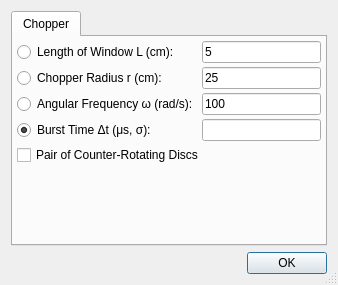
t-weber/takin, file ui/tof.ui: the form before one commit.
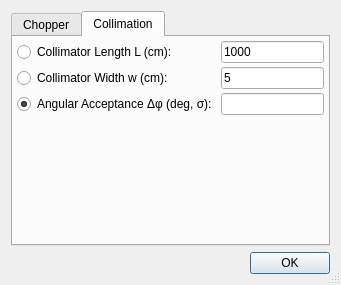
The form after the commit. The open tabs and pages were chosen to show the change.

Diff of the .ui file:
```diff
--- a/ui/tof.ui
+++ b/ui/tof.ui
@@ -17,6 +17,16 @@
    <bool>true</bool>
   </property>
   <layout class="QGridLayout" name="gridLayout">
+   <item row="1" column="0">
+    <widget class="QDialogButtonBox" name="buttonBox">
+     <property name="orientation">
+      <enum>Qt::Horizontal</enum>
+     </property>
+     <property name="standardButtons">
+      <set>QDialogButtonBox::Ok</set>
+     </property>
+    </widget>
+   </item>
    <item row="0" column="0">
     <widget class="QTabWidget" name="tabWidget">
      <property name="currentIndex">
@@ -113,16 +123,73 @@
        </item>
       </layout>
      </widget>
-    </widget>
-   </item>
-   <item row="1" column="0">
-    <widget class="QDialogButtonBox" name="buttonBox">
-     <property name="orientation">
-      <enum>Qt::Horizontal</enum>
-     </property>
-     <property name="standardButtons">
-      <set>QDialogButtonBox::Ok</set>
-     </property>
+     <widget class="QWidget" name="tab_2">
+      <attribute name="title">
+       <string>Collimation</string>
+      </attribute>
+      <layout class="QGridLayout" name="gridLayout_3">
+       <property name="margin">
+        <number>4</number>
+       </property>
+       <property name="spacing">
+        <number>4</number>
+       </property>
+       <item row="0" column="0">
+        <widget class="QRadioButton" name="radioDivL">
+         <property name="text">
+          <string>Collimator Length L (cm):</string>
+         </property>
+        </widget>
+       </item>
+       <item row="0" column="2">
+        <widget class="QLineEdit" name="editDivL">
+         <property name="text">
+          <string>1000</string>
+         </property>
+        </widget>
+       </item>
+       <item row="1" column="0">
+        <widget class="QRadioButton" name="radioDivW">
+         <property name="text">
+          <string>Collimator Width w (cm):</string>
+         </property>
+        </widget>
+       </item>
+       <item row="1" column="2">
+        <widget class="QLineEdit" name="editDivW">
+         <property name="text">
+          <string>5</string>
+         </property>
+        </widget>
+       </item>
+       <item row="2" column="0" colspan="2">
+        <widget class="QRadioButton" name="radioDivAng">
+         <property name="text">
+          <string>Angular Acceptance Δφ (deg, σ):</string>
+         </property>
+         <property name="checked">
+          <bool>true</bool>
+         </property>
+        </widget>
+       </item>
+       <item row="2" column="2">
+        <widget class="QLineEdit" name="editDivAng"/>
+       </item>
+       <item row="3" column="0" colspan="3">
+        <spacer name="verticalSpacer_2">
+         <property name="orientation">
+          <enum>Qt::Vertical</enum>
+         </property>
+         <property name="sizeHint" stdset="0">
+          <size>
+           <width>307</width>
+           <height>93</height>
+          </size>
+         </property>
+        </spacer>
+       </item>
+      </layout>
+     </widget>
     </widget>
    </item>
   </layout>
```
Left out of the diff: 6 changed lines with no effect on the pictures.
